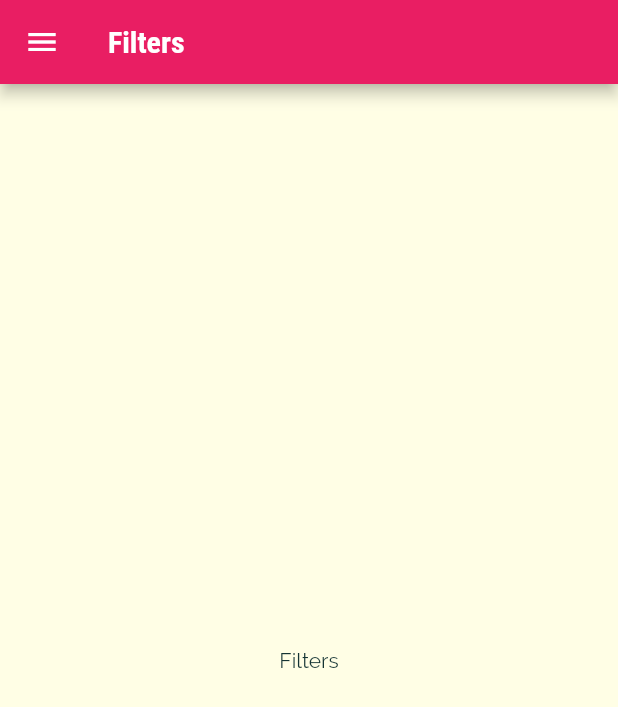
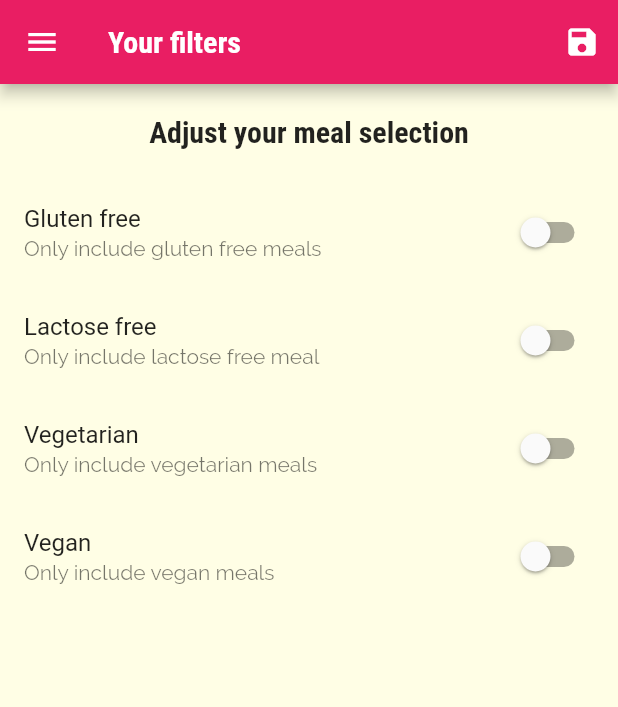
Before and after one commit to msakac/meals_app_flutter, a Flutter app: the FiltersScreen screen opened by its route, on a phone screen of 412 x 824 dp. Shown: the top 707 px of the screen. Run offline on Flutter 3.47's test engine with Material 2 defaults, Android fonts, the phone set to English and light mode, and no system bars; statements that could not run were skipped.

Commit message:
Adding filters in Filter screen and logic to filtering

```diff
--- a/lib/main.dart
+++ b/lib/main.dart
@@ -1,14 +1,51 @@
 import 'package:flutter/material.dart';
-import 'screens/filters_screen.dart';
-import 'models/category.dart';
-import 'screens/tabs_screen.dart';
-import 'screens/category_meals_screen.dart';
-import 'screens/categories_screen.dart';
-import 'screens/meal_detail_screen.dart';
+import './screens/filters_screen.dart';
+import './screens/tabs_screen.dart';
+import './screens/category_meals_screen.dart';
+import './screens/categories_screen.dart';
+import './screens/meal_detail_screen.dart';
+import './dummy_data.dart';
+import './models/meal.dart';
 
 void main() => runApp(MyApp());
 
-class MyApp extends StatelessWidget {
+class MyApp extends StatefulWidget {
+  @override
+  State<MyApp> createState() => _MyAppState();
+}
+
+class _MyAppState extends State<MyApp> {
+  Map<String, bool> _filters = {
+    'gluten': false,
+    'lactose': false,
+    'vegetarian': false,
+    'vegan': false,
+  };
+
+  List<Meal> _availableMeals = DUMMY_MEALS;
+
+  void _setFilters(Map<String, bool> filterData) {
+    setState(() {
+      _filters = filterData;
+
+      _availableMeals = DUMMY_MEALS.where((meal) {
+        if (_filters['gluten'] && !meal.isGlutenFree) {
+          return false;
+        }
+        if (_filters['lactose'] && !meal.isLactoseFree) {
+          return false;
+        }
+        if (_filters['vegetarian'] && !meal.isVegetarian) {
+          return false;
+        }
+        if (_filters['vegan'] && !meal.isVegan) {
+          return false;
+        }
+        return true;
+      }).toList();
+    });
+  }
+
   @override
   Widget build(BuildContext context) {
     return MaterialApp(
@@ -21,22 +58,27 @@ class MyApp extends StatelessWidget {
           textTheme: ThemeData.light().textTheme.copyWith(
                 bodyText1: TextStyle(color: Color.fromRGBO(20, 51, 51, 1)),
                 bodyText2: TextStyle(color: Color.fromRGBO(20, 51, 51, 1)),
-          headline6: TextStyle(fontSize: 20, fontFamily: 'RobotoCondensed', fontWeight: FontWeight.bold),
-        )
-      ),
+                headline6: TextStyle(
+                    fontSize: 20,
+                    fontFamily: 'RobotoCondensed',
+                    fontWeight: FontWeight.bold),
+              )),
       //home: CategoriesScreen(),
       initialRoute: '/',
       routes: {
         '/': (ctx) => TabsScreen(),
-        CategoryMealsScreen.routeName: (ctx) => CategoryMealsScreen(),
-        MealDetailScreen.routeName : (ctx) => MealDetailScreen(),
-        FiltersScreen.routeName: (ctx) => FiltersScreen(),
+        CategoryMealsScreen.routeName: (ctx) =>
+            CategoryMealsScreen(_availableMeals),
+        MealDetailScreen.routeName: (ctx) => MealDetailScreen(),
+        FiltersScreen.routeName: (ctx) => FiltersScreen(_setFilters, _filters),
       },
-      onGenerateRoute: (settings){ //ako probam iti na stranicu koja nije v rutama vraca me na stranicu koju dole navedem
+      onGenerateRoute: (settings) {
+        //ako probam iti na stranicu koja nije v rutama vraca me na stranicu koju dole navedem
         print(settings.arguments);
         return MaterialPageRoute(builder: (ctx) => CategoriesScreen());
       },
-      onUnknownRoute: (settings){ //ako nis ne dela bude ovo nekaj kao 404 html error
+      onUnknownRoute: (settings) {
+        //ako nis ne dela bude ovo nekaj kao 404 html error
         return MaterialPageRoute(builder: (ctx) => CategoriesScreen());
       },
     );
--- a/lib/screens/category_meals_screen.dart
+++ b/lib/screens/category_meals_screen.dart
@@ -1,11 +1,13 @@
 import 'package:flutter/material.dart';
-import './categories_screen.dart';
-import '../dummy_data.dart';
 import '../widgets/meal_item.dart';
 import '../models/meal.dart';
 
 class CategoryMealsScreen extends StatefulWidget {
   static const routeName = '/category-meals';
+
+  final List<Meal> availableMeals;
+
+  CategoryMealsScreen(this.availableMeals);
 
   @override
   State<CategoryMealsScreen> createState() => _CategoryMealsScreenState();
@@ -23,7 +25,7 @@ class _CategoryMealsScreenState extends State<CategoryMealsScreen> {
     categoryTitle = routeArgs['title'];
     final categoryId = routeArgs['id'];
 
-    displayedMeals = DUMMY_MEALS
+    displayedMeals = widget.availableMeals
         .where((meal) => meal.categories.contains(categoryId))
         .toList();
     super.didChangeDependencies();
--- a/lib/screens/filters_screen.dart
+++ b/lib/screens/filters_screen.dart
@@ -1,19 +1,105 @@
 import 'package:flutter/material.dart';
 import 'package:meals_app/widgets/main_drawer.dart';
 
-class FiltersScreen extends StatelessWidget {
+class FiltersScreen extends StatefulWidget {
   static const routeName = '/filters';
+
+  final Function saveFilters;
+  final Map<String, bool> filters;
+
+  FiltersScreen(this.saveFilters, this.filters);
+
+  @override
+  State<FiltersScreen> createState() => _FiltersScreenState();
+}
+
+class _FiltersScreenState extends State<FiltersScreen> {
+  bool _glutenFree = false;
+  bool _vegetarian = false;
+  bool _vegan = false;
+  bool _lactoseFree = false;
+  @override
+  initState(){
+    _glutenFree = widget.filters['gluten'];
+    _vegetarian = widget.filters['lactose'];
+    _vegan = widget.filters['vegetarian'];
+    _lactoseFree = widget.filters['vegan'];
+    super.initState();
+  }
+
+  Widget _buildSwitchListTile(String title, String description,
+      bool currentValue, Function updateValue) {
+    return SwitchListTile(
+        title: Text(title),
+        value: currentValue,
+        subtitle: Text(description),
+        onChanged: updateValue);
+  }
 
   @override
   Widget build(BuildContext context) {
     return Scaffold(
-      appBar: AppBar(
-        title: Text('Filters'),
-      ),
-      drawer: MainDrawer(),
-      body: Center(
-        child: Text('Filters'),
-      ),
-    );
+        appBar: AppBar(
+          title: Text('Your filters'),
+          actions: [
+            IconButton(
+                onPressed: () {
+                  final selectedFilters = {
+                    'gluten': _glutenFree,
+                    'lactose': _lactoseFree,
+                    'vegetarian': _vegetarian,
+                    'vegan': _vegan,
+                  };
+                  widget.saveFilters(selectedFilters);
+                },
+                icon: Icon(Icons.save))
+          ],
+        ),
+        drawer: MainDrawer(),
+        body: Column(
+          children: [
+            Container(
+              padding: EdgeInsets.all(20),
+              child: Text(
+                'Adjust your meal selection',
+                style: Theme.of(context).textTheme.headline6,
+              ),
+            ),
+            Expanded(
+              child: ListView(
+                children: [
+                  _buildSwitchListTile(
+                      'Gluten free',
+                      'Only include gluten free meals',
+                      _glutenFree, (newValue) {
+                    setState(() {
+                      _glutenFree = newValue;
+                    });
+                  }),
+                  _buildSwitchListTile(
+                      'Lactose free',
+                      'Only include lactose free meal',
+                      _lactoseFree, (newValue) {
+                    setState(() {
+                      _lactoseFree = newValue;
+                    });
+                  }),
+                  _buildSwitchListTile('Vegetarian',
+                      'Only include vegetarian meals', _vegetarian, (newValue) {
+                    setState(() {
+                      _vegetarian = newValue;
+                    });
+                  }),
+                  _buildSwitchListTile(
+                      'Vegan', 'Only include vegan meals', _vegan, (newValue) {
+                    setState(() {
+                      _vegan = newValue;
+                    });
+                  }),
+                ],
+              ),
+            )
+          ],
+        ));
   }
 }
```
Lines whose indentation alone changed are shown as unchanged.
